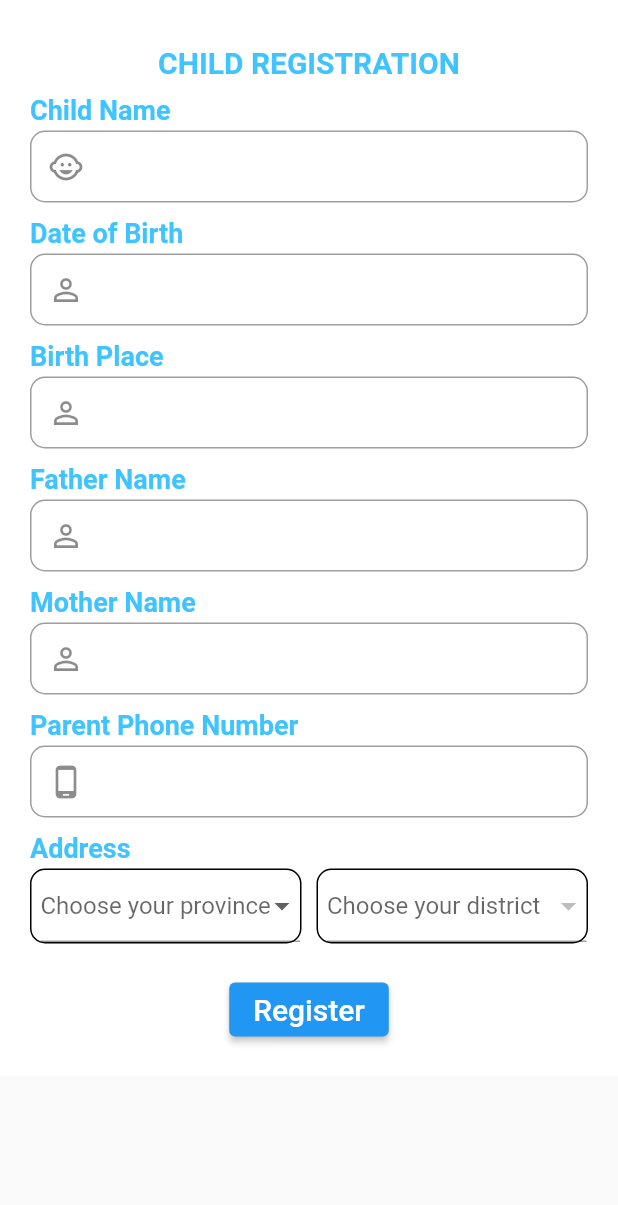
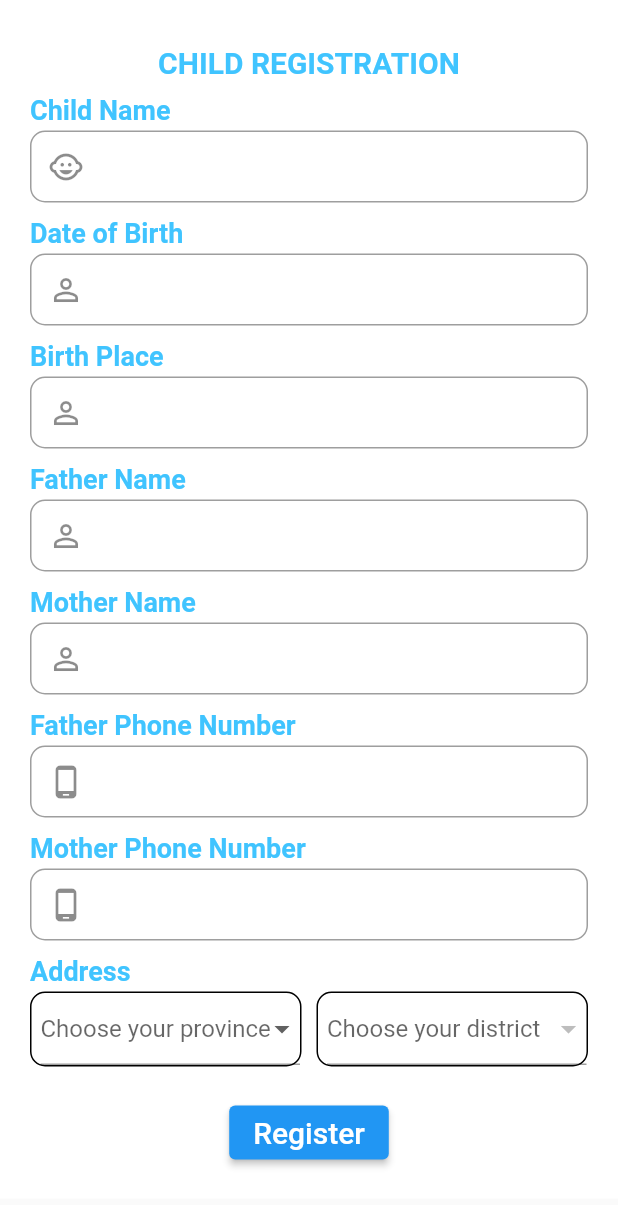
Before and after one commit to rupeshgyawali/digital-immunization-tracking-mbl, a Flutter app: the ChildRegistrationScreen screen opened by its route, on a phone screen of 412 x 824 dp. Shown: the top 1205 px of the screen. Run offline on Flutter 3.47's test engine with Material 2 defaults, Android fonts, the phone set to English and light mode, and no system bars; our stand-ins replace csv, form_field_validator, shared_preferences; accounts and stored records are empty; network calls fail.

Commit message:
Replace parent phone number field with father and mother phone number field

```diff
--- a/lib/vaccination_record/screens/child_registration_screen.dart
+++ b/lib/vaccination_record/screens/child_registration_screen.dart
@@ -121,9 +121,15 @@ class _ChildRegistrationFormState extends State<ChildRegistrationForm> {
             validator: RequiredValidator(errorText: 'This field is required'),
           ),
           DitTextFormField(
-            label: "Parent Phone Number",
+            label: "Father Phone Number",
             icon: Icon(Icons.phone_android_outlined),
             onSaved: context.read<ChildRegistrationProvider>().setFatherPhn,
+            validator: RequiredValidator(errorText: 'This field is required'),
+          ),
+          DitTextFormField(
+            label: "Mother Phone Number",
+            icon: Icon(Icons.phone_android_outlined),
+            onSaved: context.read<ChildRegistrationProvider>().setMotherPhn,
             validator: RequiredValidator(errorText: 'This field is required'),
           ),
           AddressField(),
--- a/lib/vaccination_record/screens/child_selection_screen.dart
+++ b/lib/vaccination_record/screens/child_selection_screen.dart
@@ -38,7 +38,10 @@ class ChildSelectionScreen extends StatelessWidget {
                         )
                       ],
                     ),
-                    onPressed: () {},
+                    onPressed: () {
+                      Navigator.pushNamed(
+                          context, RoutePath.child_registration);
+                    },
                   ),
                   decoration: BoxDecoration(color: Colors.lightBlueAccent),
                 ),
```
